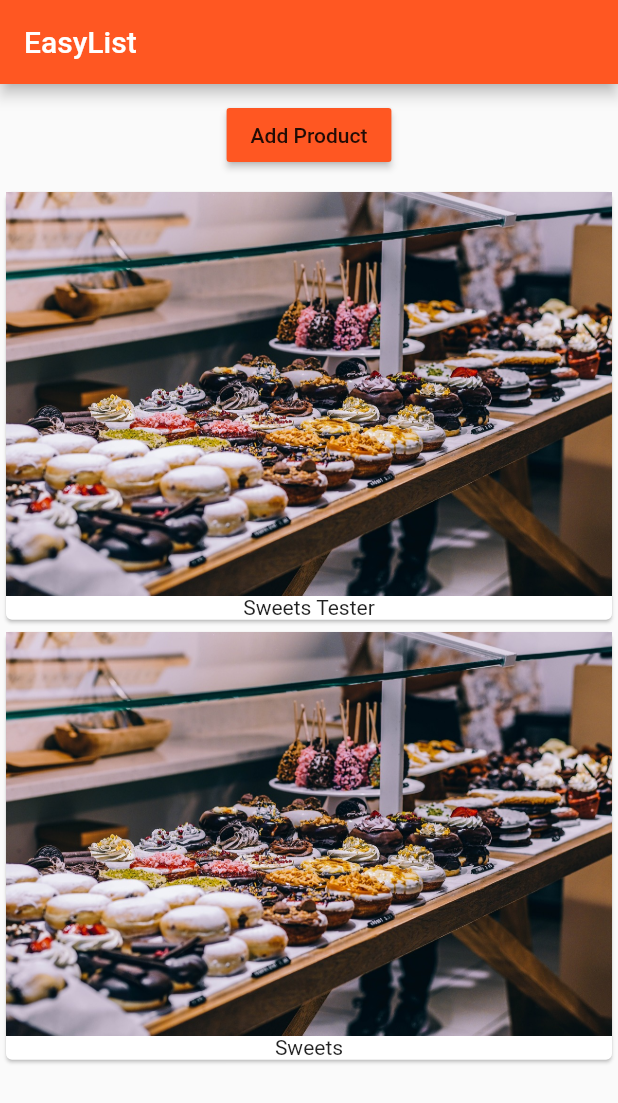
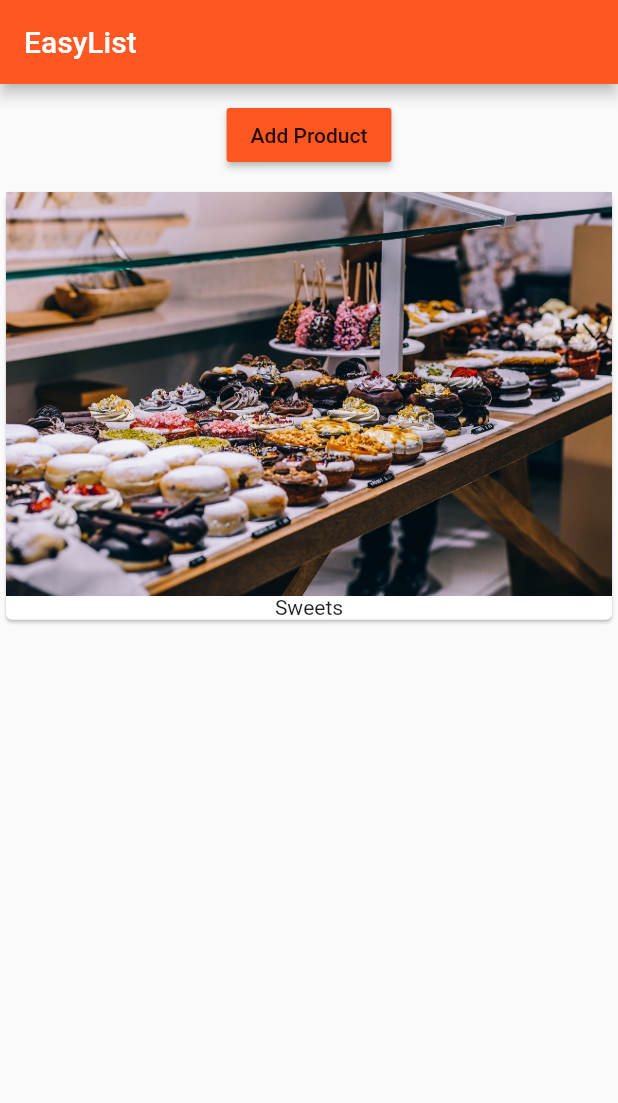
Before and after one commit to AmruthPillai/Learn-Flutter, a Flutter app: the screen it shows after launch, after a tap on "Add Product", on a phone screen of 412 x 824 dp. Shown: the top 1103 px of the screen. Run offline on Flutter 3.47's test engine with Material 2 defaults, Android fonts, the phone set to English and light mode, and no system bars.

Commit message:
conditional content

```diff
--- a/lib/product_manager.dart
+++ b/lib/product_manager.dart
@@ -6,7 +6,7 @@ import 'package:learn_flutter/products.dart';
 class ProductManager extends StatefulWidget {
   final String startingProduct;
 
-  ProductManager({this.startingProduct = 'Sweets Tester'}) {
+  ProductManager({this.startingProduct}) {
     print('[ProductManager Widget] Constructor');
   }
 
@@ -24,7 +24,9 @@ class _ProductManagerState extends State<ProductManager> {
   void initState() {
     super.initState();
     print('[ProductManager State] initState()');
-    _products.add(widget.startingProduct);
+    if (widget.startingProduct != null) {
+      _products.add(widget.startingProduct);
+    }
   }
 
   @override
@@ -45,7 +47,9 @@ class _ProductManagerState extends State<ProductManager> {
         margin: EdgeInsets.all(10.0),
         child: ProductControl(_addProduct),
       ),
-      Products(products: _products),
+      Expanded(
+        child: Products(products: _products),
+      )
     ]);
   }
 }
--- a/lib/products.dart
+++ b/lib/products.dart
@@ -7,17 +7,34 @@ class Products extends StatelessWidget {
     print('[Products Widget] Constructor');
   }
 
+  Widget _buildProductItem(BuildContext context, int index) {
+    return Card(
+        child: Column(children: <Widget>[
+      Image.asset('assets/food.jpg'),
+      Text(products[index])
+    ]));
+  }
+
+  Widget _buildProductList() {
+    Widget productCard;
+
+    if (products.length > 0) {
+      productCard = ListView.builder(
+        itemBuilder: _buildProductItem,
+        itemCount: products.length,
+      );
+    } else {
+      productCard = Center(
+        child: Text('No Products Found, please add some!'),
+      );
+    }
+
+    return productCard;
+  }
+
   @override
   Widget build(BuildContext context) {
     print('[Products Widget] build()');
-
-    return Column(
-        children: products
-            .map((elem) => Card(
-                    child: Column(children: <Widget>[
-                  Image.asset('assets/food.jpg'),
-                  Text(elem)
-                ])))
-            .toList());
+    return _buildProductList();
   }
 }
```
